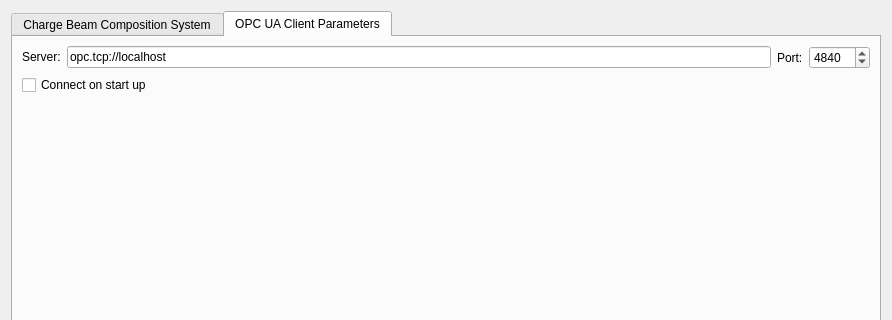
First picture: the form in settingsdialog.ui, repository MichaelColonel/BeamComposition-Linux, before the edit; both pictures show x 0 to 892 and y 0 to 320 of the 892 by 626 pixel window.
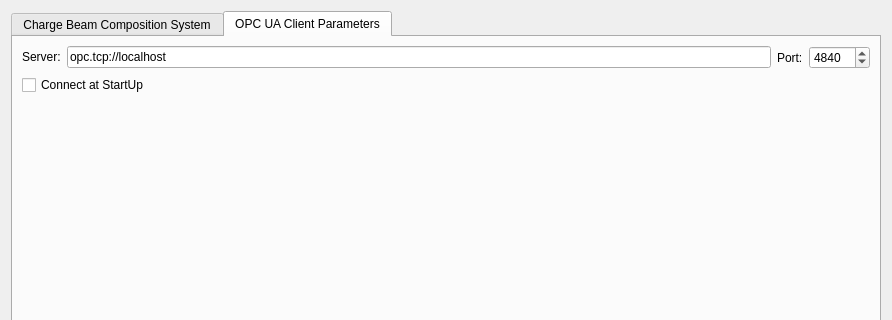
Second picture: the form after the edit. The open tabs and pages were chosen to show the change. Icons and pictures are not drawn.

Patch:
```diff
--- a/settingsdialog.ui
+++ b/settingsdialog.ui
@@ -733,7 +733,7 @@
        <item row="1" column="0">
         <widget class="QCheckBox" name="opcUaConnectOnStartUpCheckBox">
          <property name="text">
-          <string>Connect on start up</string>
+          <string>Connect at StartUp</string>
          </property>
         </widget>
        </item>
```
Left out of the diff: 2 changed lines with no effect on the pictures.
